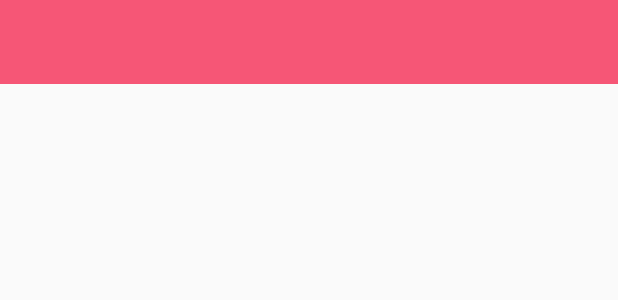
After one commit to paveln0366/epicburgerapp, an Android app: the layout toolbar_main.xml on its own in the app's theme, with its tools: preview values and no code run, on a phone screen of 412 x 824 dp. The commit adds this screen. Shown: the top 300 px of the screen. Run offline under Robolectric (Android 15) with nearby library versions, the phone set to English and light mode, and no system bars.

Commit message:
Add toolbar with new style

```diff
--- a/app/src/main/AndroidManifest.xml
+++ b/app/src/main/AndroidManifest.xml
@@ -8,7 +8,7 @@
         android:label="@string/app_name"
         android:roundIcon="@mipmap/ic_launcher_round"
         android:supportsRtl="true"
-        android:theme="@style/Theme.Epicburgerapp">
+        android:theme="@style/AppTheme">
         <activity android:name=".MainActivity">
             <intent-filter>
                 <action android:name="android.intent.action.MAIN" />
--- a/app/src/main/res/layout/fragment_sushi.xml
+++ b/app/src/main/res/layout/fragment_sushi.xml
@@ -10,6 +10,6 @@
     <TextView
         android:layout_width="match_parent"
         android:layout_height="match_parent"
-        android:text="@string/hello_blank_fragment" />
+        android:text="@string/sushi" />
 
 </LinearLayout>
--- /dev/null
+++ b/app/src/main/res/layout/toolbar_main.xml
@@ -0,0 +1,9 @@
+<?xml version="1.0" encoding="utf-8"?>
+<androidx.appcompat.widget.Toolbar
+    xmlns:android="http://schemas.android.com/apk/res/android"
+    android:layout_width="match_parent"
+    android:layout_height="?attr/actionBarSize"
+    android:background="?attr/colorPrimary"
+    android:theme="@style/ThemeOverlay.AppCompat.Dark.ActionBar">
+
+</androidx.appcompat.widget.Toolbar>
--- a/app/src/main/res/values/colors.xml
+++ b/app/src/main/res/values/colors.xml
@@ -7,4 +7,9 @@
     <color name="teal_700">#FF018786</color>
     <color name="black">#FF000000</color>
     <color name="white">#FFFFFFFF</color>
+
+    <color name="colorPrimary">#F65676</color>
+    <color name="colorPrimaryDark">#F51455</color>
+    <color name="colorAccent">#B0E7C6</color>
+    <color name="color">#F8B1C1</color>
 </resources>
--- a/app/src/main/res/values/strings.xml
+++ b/app/src/main/res/values/strings.xml
@@ -4,6 +4,4 @@
     <string name="pizzas">Pizzas</string>
     <string name="sushi">Sushi</string>
     <string name="drinks">Drinks</string>
-    <!-- TODO: Remove or change this placeholder text -->
-    <string name="hello_blank_fragment">Hello blank fragment</string>
 </resources>
--- /dev/null
+++ b/app/src/main/res/values/styles.xml
@@ -0,0 +1,8 @@
+<?xml version="1.0" encoding="utf-8"?>
+<resources>
+    <style name="AppTheme" parent="Theme.AppCompat.Light.NoActionBar">
+        <item name="colorPrimary">@color/colorPrimary</item>
+        <item name="colorPrimaryDark">@color/colorPrimaryDark</item>
+        <item name="colorAccent">@color/colorAccent</item>
+    </style>
+</resources>
```
